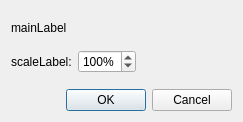
The window that plugin/controller/subcontrollers/dialogs/settings.ui (32BT/QGIS-32BT-verbeterdekaart) describes before a commit, drawn with Qt 5.
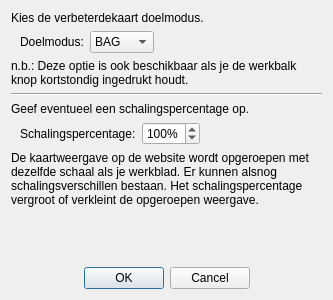
The same window after the commit.

What changed in the file:
```diff
--- a/plugin/controller/subcontrollers/dialogs/settings.ui
+++ b/plugin/controller/subcontrollers/dialogs/settings.ui
@@ -6,8 +6,8 @@
    <rect>
     <x>0</x>
     <y>0</y>
-    <width>243</width>
-    <height>122</height>
+    <width>333</width>
+    <height>300</height>
    </rect>
   </property>
   <property name="windowTitle">
@@ -17,16 +17,101 @@
    <item>
     <widget class="QLabel" name="mainLabel">
      <property name="text">
-      <string>mainLabel</string>
+      <string>Kies de verbeterdekaart doelmodus. </string>
      </property>
+     <property name="alignment">
+      <set>Qt::AlignLeading|Qt::AlignLeft|Qt::AlignTop</set>
+     </property>
+     <property name="wordWrap">
+      <bool>true</bool>
+     </property>
     </widget>
    </item>
    <item>
-    <layout class="QHBoxLayout" name="horizontalLayout">
+    <layout class="QHBoxLayout" name="targetLayout">
+     <property name="leftMargin">
+      <number>9</number>
+     </property>
+     <item>
+      <widget class="QLabel" name="targetLabel">
+       <property name="text">
+        <string>Doelmodus:</string>
+       </property>
+      </widget>
+     </item>
+     <item>
+      <widget class="QComboBox" name="targetMenu">
+       <item>
+        <property name="text">
+         <string>BAG</string>
+        </property>
+       </item>
+       <item>
+        <property name="text">
+         <string>BGT</string>
+        </property>
+       </item>
+       <item>
+        <property name="text">
+         <string>AERO</string>
+        </property>
+       </item>
+      </widget>
+     </item>
+     <item>
+      <spacer name="horizontalSpacer_2">
+       <property name="orientation">
+        <enum>Qt::Horizontal</enum>
+       </property>
+       <property name="sizeHint" stdset="0">
+        <size>
+         <width>40</width>
+         <height>20</height>
+        </size>
+       </property>
+      </spacer>
+     </item>
+    </layout>
+   </item>
+   <item>
+    <widget class="QLabel" name="targetNote">
+     <property name="text">
+      <string>n.b.: Deze optie is ook beschikbaar als je de werkbalk knop kortstondig ingedrukt houdt.</string>
+     </property>
+     <property name="alignment">
+      <set>Qt::AlignLeading|Qt::AlignLeft|Qt::AlignTop</set>
+     </property>
+     <property name="wordWrap">
+      <bool>true</bool>
+     </property>
+    </widget>
+   </item>
+   <item>
+    <widget class="Line" name="line">
+     <property name="orientation">
+      <enum>Qt::Horizontal</enum>
+     </property>
+    </widget>
+   </item>
+   <item>
+    <widget class="QLabel" name="scaleInfo">
+     <property name="text">
+      <string>Geef eventueel een schalingspercentage op.</string>
+     </property>
+     <property name="wordWrap">
+      <bool>true</bool>
+     </property>
+    </widget>
+   </item>
+   <item>
+    <layout class="QHBoxLayout" name="scaleLayout">
+     <property name="leftMargin">
+      <number>9</number>
+     </property>
      <item>
       <widget class="QLabel" name="scaleLabel">
        <property name="text">
-        <string>scaleLabel:</string>
+        <string>Schalingspercentage:</string>
        </property>
       </widget>
      </item>
@@ -67,13 +152,23 @@
      </item>
     </layout>
    </item>
+   <item>
+    <widget class="QLabel" name="scaleNote">
+     <property name="text">
+      <string>De kaartweergave op de website wordt opgeroepen met dezelfde schaal als je werkblad. Er kunnen alsnog schalingsverschillen bestaan. Het schalingspercentage vergroot of verkleint de opgeroepen weergave.</string>
+     </property>
+     <property name="wordWrap">
+      <bool>true</bool>
+     </property>
+    </widget>
+   </item>
    <item>
     <spacer name="verticalSpacer">
      <property name="orientation">
       <enum>Qt::Vertical</enum>
      </property>
      <property name="sizeType">
-      <enum>QSizePolicy::Fixed</enum>
+      <enum>QSizePolicy::MinimumExpanding</enum>
      </property>
      <property name="sizeHint" stdset="0">
       <size>
@@ -91,6 +186,9 @@
      <property name="standardButtons">
       <set>QDialogButtonBox::Cancel|QDialogButtonBox::Ok</set>
      </property>
+     <property name="centerButtons">
+      <bool>true</bool>
+     </property>
     </widget>
    </item>
   </layout>
```
Left out of the diff: 2 changed lines with no effect on the pictures.
